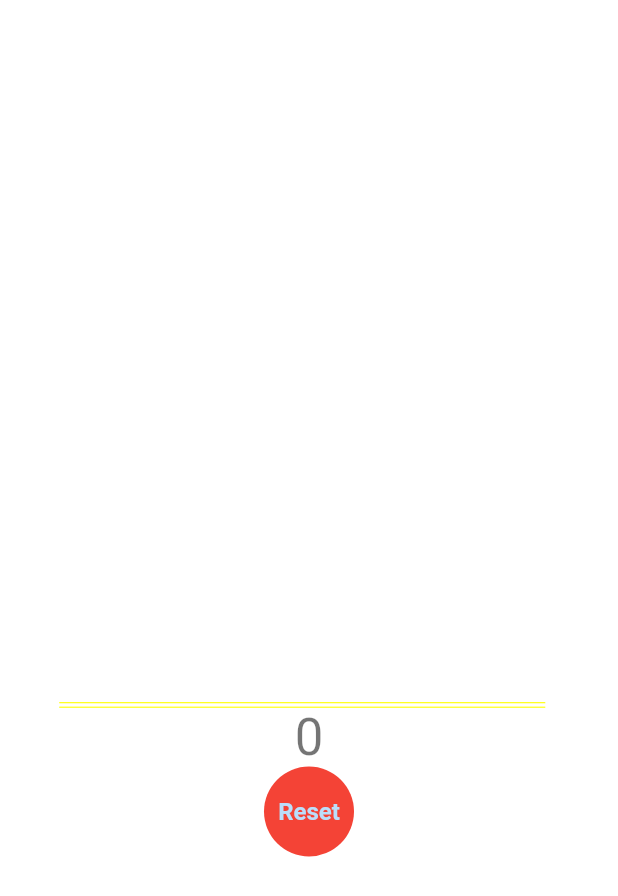
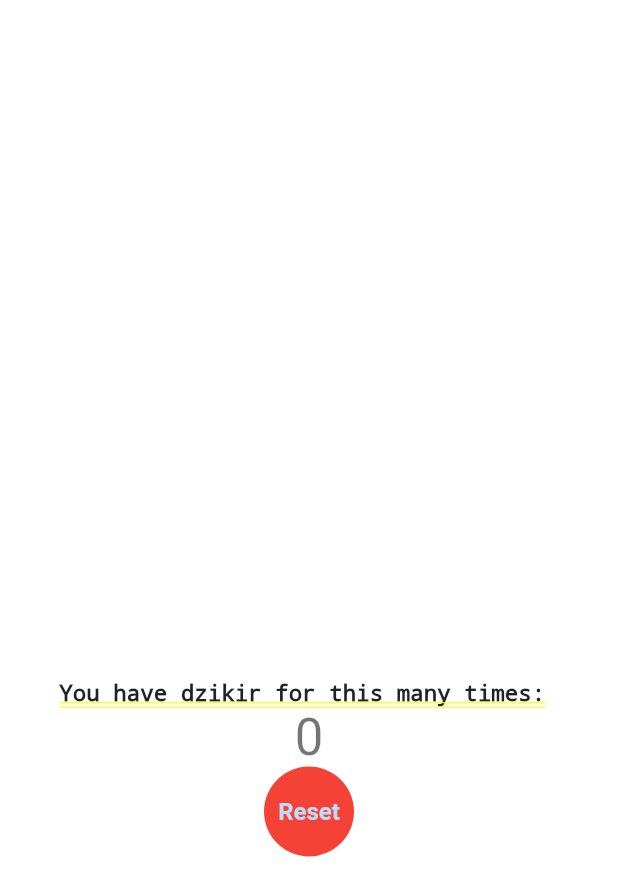
Before and after one commit to mahardikafp/projek_uas_pbm, a Flutter app: the Count screen opened by its route, on a phone screen of 412 x 824 dp. Shown: the top 896 px of the screen. Run offline on Flutter 3.47's test engine with Material 2 defaults, Android fonts, the phone set to English and light mode, and no system bars; our stand-ins replace google_fonts, shared_preferences; missing offline and left inert: projek_uas; accounts and stored records are empty.

Commit message:
Update count.dart

```diff
--- a/lib/pages/count.dart
+++ b/lib/pages/count.dart
@@ -20,7 +20,7 @@ class _CountState extends State<Count> {
         Text(
           "You have dzikir for this many times: ",
           style: TextStyle(
-              color: Colors.white, fontWeight: FontWeight.w800, fontSize: 15),
+              color: Colors.black87, fontWeight: FontWeight.w800, fontSize: 15),
         ),
         Text(
           mainCounter.toString(),
@@ -45,42 +45,3 @@ class _CountState extends State<Count> {
     );
   }
 }
-
-
-
-
-// class _CountState extends State<Count> {
-//   int _counter = 0;
-
-//   void _incrementCounter() {
-//     setState(() {
-//       _counter++;
-//     });
-//   }
-
-//   @override
-//   Widget build(BuildContext context) {
-//     return Scaffold(
-//       appBar: AppBar(
-//         title: Text("Tasbih"),
-//       ),
-//       body: Center(
-//         child: Column(
-//           mainAxisAlignment: MainAxisAlignment.center,
-//           children: <Widget>[
-//             Text("You have tasbih for this many times: "),
-//             Text(
-//               '$_counter',
-//               style: Theme.of(context).textTheme.display1,
-//             ),
-//           ],
-//         ),
-//       ),
-//       floatingActionButton: FloatingActionButton(
-//         onPressed: _incrementCounter,
-//         tooltip: 'increment',
-//         child: Icon(Icons.add_a_photo_rounded),
-//       ),
-//     );
-//   }
-// }
```
